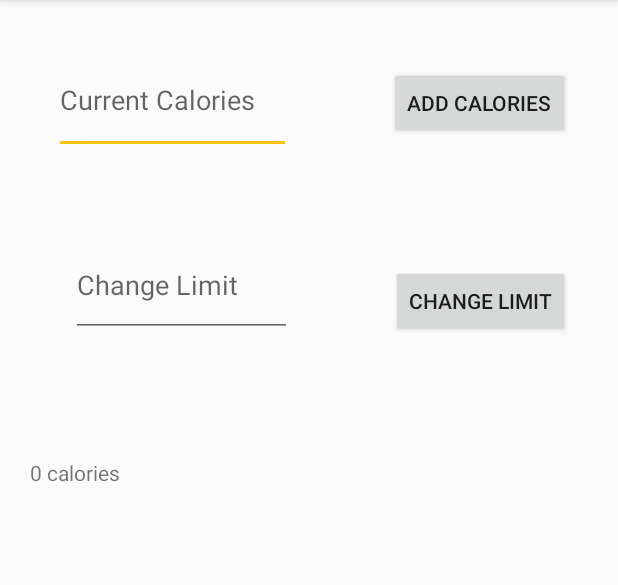
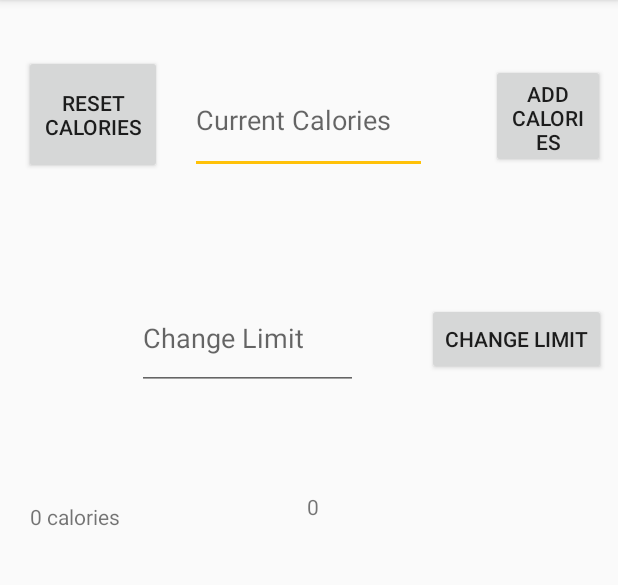
Before and after one commit to mikePl2/macroChecker, an Android app: the CaloriesActivity screen opened directly, with no data from a screen before it, after a tap on "ADD CALORIES", on a phone screen of 412 x 824 dp, the part 84-669 px from its top. Run offline under Robolectric (Android 15) with nearby library versions, the phone set to English and light mode, and no system bars.

Commit message:
Add SharedPreferences  Changes to be committed: 	modified:   app/src/main/java/com/example/myapplication/CaloriesActivity.java 	modified:   app/src/main/res/layout/activity_calories.xml 	modified:   app/src/main/res/values/strings.xml

```diff
--- a/app/src/main/java/com/example/myapplication/CaloriesActivity.java
+++ b/app/src/main/java/com/example/myapplication/CaloriesActivity.java
@@ -3,8 +3,11 @@ package com.example.myapplication;
 import androidx.appcompat.app.AppCompatActivity;
 
 
+import android.content.Context;
+import android.content.SharedPreferences;
 import android.os.Bundle;
 import android.os.Environment;
+import android.preference.PreferenceManager;
 import android.text.Editable;
 import android.view.View;
 import android.widget.Button;
@@ -13,8 +16,12 @@ import android.widget.Toast;
 
 import com.google.android.material.textfield.TextInputEditText;
 
+import java.io.BufferedWriter;
 import java.io.File;
 import java.io.FileOutputStream;
+import java.io.FileReader;
+import java.io.FileWriter;
+import java.io.IOException;
 
 
 public class CaloriesActivity extends AppCompatActivity {
@@ -22,6 +29,7 @@ public class CaloriesActivity extends AppCompatActivity {
     //Buttons
     private Button addCaloriesBtn;
     private Button changeCaloriesLimitBtn;
+    private Button resetCurrentCaloriesBtn;
 
     //TextViews
     private TextView caloriesAmountTv;
@@ -32,19 +40,29 @@ public class CaloriesActivity extends AppCompatActivity {
     private TextInputEditText caloriesLimitTiet;
 
 
+    public int caloriesLimitInt;
+    public int caloriesAmountInt;
 
-    private int caloriesLimit;
-    private int caloriesAmount;
+    //Constants to Sharred Preferences
+    public static final String SHARED_PREFS_LIMIT = "sharedPrefs";
+    public static final String SHARED_PREFS_CURRENT_CALORIES = "sharedPrefs_1";
+    public static final String TEXTCURRENTCALORIES = "text";
+    public static final String TEXTLIMITCALORIES = "text_1";
 
-    //Paths to files with current_calories and caloriesLimit//
-    private String pathCurrentCalories = Environment.getExternalStorageDirectory().toString() + "/MacroChecker/CurrentCalories.txt";
-    private String pathCaloriesLimit = Environment.getExternalStorageDirectory().toString() + "/MacroChecker/CaloriesLimit.txt";
+    private String SP_LimitOfCalories;
+    private String SP_CurrentCalories;
+
+
+
+
 
 
     @Override
     protected void onCreate(Bundle savedInstanceState) {
         super.onCreate(savedInstanceState);
         setContentView(R.layout.activity_calories);
+
+
 
         //Edit current calories
         initialCaloriesTiet = findViewById(R.id.initialCaloriesAmountTiet);
@@ -54,9 +72,12 @@ public class CaloriesActivity extends AppCompatActivity {
             public void onClick(View view){
                 addCalories();
                 updateCaloriesAmount();
+                saveDataCurrentCalories();
+
             }
         });
         caloriesAmountTv = (TextView) findViewById(R.id.currentCalories);
+        caloriesLimitTv = (TextView) findViewById(R.id.caloriesLimitTv);
 
         //Edit your daily limit
         caloriesLimitTiet = findViewById(R.id.caloriesLimitTiet);
@@ -66,18 +87,32 @@ public class CaloriesActivity extends AppCompatActivity {
             public void onClick(View view) {
                 changeLimit();
                 updateLimit();
+                saveDataCaloriesLimit();
             }
         });
-        caloriesLimitTv = (TextView) findViewById(R.id.caloriesLimitTv);
-
+        resetCurrentCaloriesBtn = findViewById(R.id.reset_current_calories_btn);
+        resetCurrentCaloriesBtn.setOnClickListener(new View.OnClickListener(){
+            public void onClick(View view){
+                resetCurrentCalories();
+            }
+        });
+        loadDataCaloriesLimit();
+        updateViewCaloriesLimit();
+        loadDataCurrentCalories();
+        updateCurrentCalories();
     }
 
     //Functions responsible for adding calories to current state
     private void updateCaloriesAmount() {
-        caloriesAmountTv.setText(String.format("%s calories", caloriesAmount));
-            if(caloriesAmount>caloriesLimit) {
+        caloriesAmountTv.setText(String.format("%s calories", caloriesAmountInt));
+
+
+        int currentCalories = Integer.parseInt(SP_CurrentCalories);
+        int LimitOfCalories = Integer.parseInt(SP_LimitOfCalories);
+            if(currentCalories>LimitOfCalories) {
                 Toast.makeText(this, "You exceed caloric demand! Eat less if you want to lose weight", Toast.LENGTH_LONG).show();
-            }
+           }
+
 
     }
     public void addCalories()
@@ -86,20 +121,25 @@ public class CaloriesActivity extends AppCompatActivity {
         if(value != null && !value.toString().isEmpty())
         {
             int sumToAdd = Integer.parseInt(value.toString());
-            caloriesAmount = sumToAdd + caloriesAmount;
+            int i = Integer.parseInt(SP_CurrentCalories);
+
+            if(caloriesAmountInt == 0)
+            caloriesAmountInt = sumToAdd + caloriesAmountInt+i;
+            else
+            {
+                caloriesAmountInt = sumToAdd + caloriesAmountInt;
+            }
             return;
         }
-        caloriesAmount = 0;
+        caloriesAmountInt = 0;
     }
-
-
 
     //Functions responsible for changing limits of calories
     private void updateLimit()
     {
-        caloriesLimitTv.setText((String.format("%s calories", caloriesLimit)));
+        caloriesLimitTv.setText((String.format("%s calories", caloriesLimitInt)));
+
     }
-
     private void changeLimit()
     {
         Editable value = caloriesLimitTiet.getText();
@@ -107,14 +147,65 @@ public class CaloriesActivity extends AppCompatActivity {
         if(value !=null && !value.toString().isEmpty())
         {
             int limit = Integer.parseInt(value.toString());
-            caloriesLimit = limit;
+            caloriesLimitInt = limit;
             return;
         }
-        caloriesLimit = 0;
+        caloriesLimitInt = 0;
+    }
+
+    public void saveDataCaloriesLimit()
+    {
+        SharedPreferences sharedPreferences = getSharedPreferences(SHARED_PREFS_LIMIT, MODE_PRIVATE);
+        SharedPreferences.Editor editor = sharedPreferences.edit();
+        editor.putString(TEXTLIMITCALORIES, String.valueOf(caloriesLimitInt));
+        editor.apply();
+
+    }
+
+    public void loadDataCaloriesLimit()
+    {
+        SharedPreferences sharedPreferences = getSharedPreferences(SHARED_PREFS_LIMIT, MODE_PRIVATE);
+        SP_LimitOfCalories = sharedPreferences.getString(TEXTLIMITCALORIES, "0");
+
+
+    }
+
+    public void updateViewCaloriesLimit()
+    {
+        caloriesLimitTv.setText(SP_LimitOfCalories);
     }
 
 
-    // Application response in the case of different variants
+    public void saveDataCurrentCalories()
+    {
+        SharedPreferences sharedPreferences = getSharedPreferences(SHARED_PREFS_CURRENT_CALORIES, MODE_PRIVATE);
+        SharedPreferences.Editor editor = sharedPreferences.edit();
+        editor.putString(TEXTCURRENTCALORIES, String.valueOf(caloriesAmountInt));
+        editor.apply();
+
+    }
+
+    public void loadDataCurrentCalories()
+    {
+
+        SharedPreferences sharedPreferences= getSharedPreferences(SHARED_PREFS_CURRENT_CALORIES, MODE_PRIVATE);
+        SP_CurrentCalories = sharedPreferences.getString(TEXTCURRENTCALORIES, "0");
+
+    }
+
+    public void updateCurrentCalories()
+    {
+        caloriesAmountTv.setText(SP_CurrentCalories);
+    }
 
 
+    public void resetCurrentCalories()
+    {
+        final SharedPreferences sharedPrefs_1 = getSharedPreferences(SHARED_PREFS_CURRENT_CALORIES, Context.MODE_PRIVATE);
+        sharedPrefs_1.edit().clear().commit();
+        caloriesAmountInt = 0;
+        caloriesAmountTv.setText("0");
+
+    }
+
 }
--- a/app/src/main/res/layout/activity_calories.xml
+++ b/app/src/main/res/layout/activity_calories.xml
@@ -9,15 +9,15 @@
 
     <Button
         android:id="@+id/add_calories"
-        android:layout_width="wrap_content"
-        android:layout_height="wrap_content"
+        android:layout_width="76dp"
+        android:layout_height="69dp"
         android:text="@string/add_calories"
         app:layout_constraintBottom_toBottomOf="parent"
         app:layout_constraintEnd_toEndOf="parent"
-        app:layout_constraintHorizontal_bias="0.89"
+        app:layout_constraintHorizontal_bias="0.975"
         app:layout_constraintStart_toStartOf="parent"
         app:layout_constraintTop_toTopOf="parent"
-        app:layout_constraintVertical_bias="0.062" />
+        app:layout_constraintVertical_bias="0.061" />
 
     <Button
         android:id="@+id/change_calories_limit_btn"
@@ -26,10 +26,10 @@
         android:text="@string/change_calories"
         app:layout_constraintBottom_toBottomOf="parent"
         app:layout_constraintEnd_toEndOf="parent"
-        app:layout_constraintHorizontal_bias="0.89"
+        app:layout_constraintHorizontal_bias="0.972"
         app:layout_constraintStart_toStartOf="parent"
         app:layout_constraintTop_toTopOf="parent"
-        app:layout_constraintVertical_bias="0.245" />
+        app:layout_constraintVertical_bias="0.281" />
 
     <com.google.android.material.textfield.TextInputEditText
         android:id="@+id/initialCaloriesAmountTiet"
@@ -39,10 +39,10 @@
         android:inputType="number"
         app:layout_constraintBottom_toBottomOf="parent"
         app:layout_constraintEnd_toEndOf="parent"
-        app:layout_constraintHorizontal_bias="0.142"
+        app:layout_constraintHorizontal_bias="0.498"
         app:layout_constraintStart_toStartOf="parent"
         app:layout_constraintTop_toTopOf="parent"
-        app:layout_constraintVertical_bias="0.044" />
+        app:layout_constraintVertical_bias="0.063" />
 
     <com.google.android.material.textfield.TextInputEditText
         android:id="@+id/caloriesLimitTiet"
@@ -52,10 +52,10 @@
         android:inputType="number"
         app:layout_constraintBottom_toBottomOf="parent"
         app:layout_constraintEnd_toEndOf="parent"
-        app:layout_constraintHorizontal_bias="0.178"
+        app:layout_constraintHorizontal_bias="0.344"
         app:layout_constraintStart_toStartOf="parent"
         app:layout_constraintTop_toTopOf="parent"
-        app:layout_constraintVertical_bias="0.222" />
+        app:layout_constraintVertical_bias="0.273" />
 
     <TextView
         android:id="@+id/currentCalories"
@@ -64,21 +64,34 @@
         android:text="@string/current_calories"
         app:layout_constraintBottom_toBottomOf="parent"
         app:layout_constraintEnd_toEndOf="parent"
-        app:layout_constraintHorizontal_bias="0.075"
+        app:layout_constraintHorizontal_bias="0.076"
         app:layout_constraintStart_toStartOf="parent"
         app:layout_constraintTop_toTopOf="parent"
-        app:layout_constraintVertical_bias="0.43" />
+        app:layout_constraintVertical_bias="0.471" />
 
     <TextView
         android:id="@+id/caloriesLimitTv"
         android:layout_width="166dp"
         android:layout_height="64dp"
+        android:text="@string/calories_limit"
         app:layout_constraintBottom_toBottomOf="parent"
         app:layout_constraintEnd_toEndOf="parent"
-        app:layout_constraintHorizontal_bias="0.869"
+        app:layout_constraintHorizontal_bias="0.832"
         app:layout_constraintStart_toStartOf="parent"
         app:layout_constraintTop_toTopOf="parent"
-        app:layout_constraintVertical_bias="0.434" />
+        app:layout_constraintVertical_bias="0.466" />
+
+    <Button
+        android:id="@+id/reset_current_calories_btn"
+        android:layout_width="92dp"
+        android:layout_height="79dp"
+        android:text="@string/reset_current_calories"
+        app:layout_constraintBottom_toBottomOf="parent"
+        app:layout_constraintEnd_toEndOf="parent"
+        app:layout_constraintHorizontal_bias="0.05"
+        app:layout_constraintStart_toStartOf="parent"
+        app:layout_constraintTop_toTopOf="parent"
+        app:layout_constraintVertical_bias="0.053" />
 
 
 </androidx.constraintlayout.widget.ConstraintLayout>
--- a/app/src/main/res/values/strings.xml
+++ b/app/src/main/res/values/strings.xml
@@ -15,4 +15,9 @@
     <string name="change_calories">Change Limit</string>
     <string name="current_calories">Current Calories</string>
     <string name="calories_limit">Change Limit</string>
+    <string name="reset_current_calories">Reset calories</string>
+
+    <string name="caloriesAmount">com.example.myapplication.caloriesamount</string>
+    <string name="caloriesLimit">com.example.myapplication.calorieslimit</string>
+
 </resources>
```
